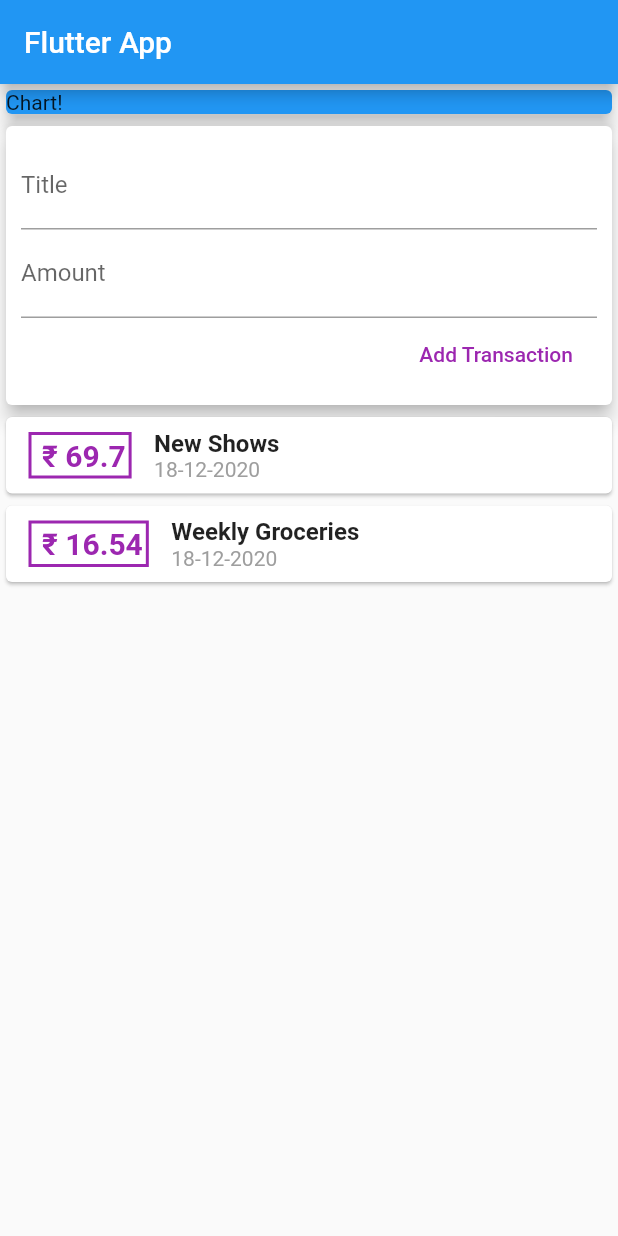
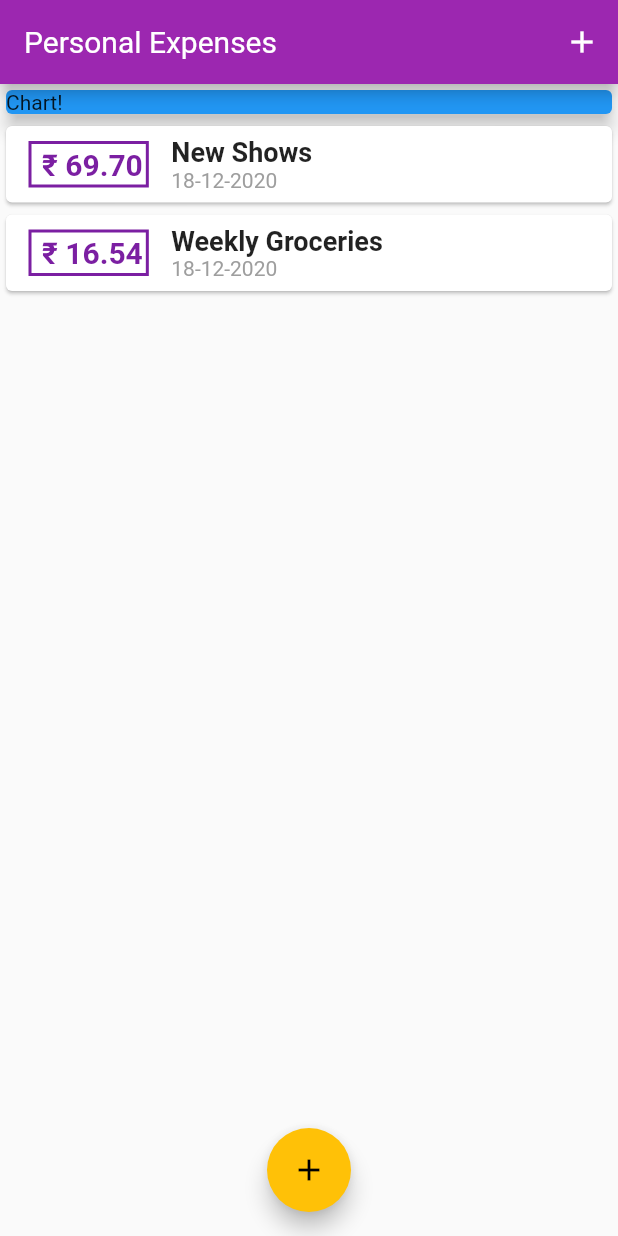
Before and after one commit to Jarvis-byte/Personal-Expenses-App, a Flutter app: the screen it shows after launch, on a phone screen of 412 x 824 dp. Run offline on Flutter 3.47's test engine with Material 2 defaults, Android fonts, the phone set to English and light mode, and no system bars; Roboto replaces fonts that are missing (OpenSans).

Commit message:
Third Initial Commit

```diff
--- a/lib/main.dart
+++ b/lib/main.dart
@@ -1,6 +1,9 @@
-import 'package:expenses/widgets/user_transation.dart';
+import 'package:expenses/widgets/new_transation.dart';
+import 'package:expenses/widgets/transaction_list.dart';
 import 'package:flutter/cupertino.dart';
 import 'package:flutter/material.dart';
+
+import 'models/transaction.dart';
 
 void main() {
   runApp(MyApp());
@@ -10,18 +13,74 @@ class MyApp extends StatelessWidget {
   @override
   Widget build(BuildContext context) {
     return MaterialApp(
-      title: 'Flutter App',
+      title: 'Personal Expenses',
+      theme: ThemeData(
+        primarySwatch: Colors.purple,
+        accentColor: Colors.amber,
+        fontFamily: 'Quicksand',
+        textTheme: ThemeData.light().textTheme.copyWith(
+            title: TextStyle(
+                fontFamily: 'OpenSans',
+                fontWeight: FontWeight.bold,
+                fontSize: 18)),
+        appBarTheme: AppBarTheme(
+            textTheme: ThemeData.light().textTheme.copyWith(
+                    title: TextStyle(
+                  fontFamily: 'OpenSans',
+                  fontSize: 20,
+                ))),
+      ),
       home: MyHomePage(),
     );
   }
 }
 
-class MyHomePage extends StatelessWidget {
+class MyHomePage extends StatefulWidget {
+  @override
+  _MyHomePageState createState() => _MyHomePageState();
+}
+
+class _MyHomePageState extends State<MyHomePage> {
+  final List<Transaction> _userTransations = [
+    Transaction('t1', 'New Shows', 69.70, DateTime.now()),
+    Transaction('t2', 'Weekly Groceries', 16.54, DateTime.now()),
+  ];
+
+  void _addNewTransation(String txTitle, double txAmount) {
+    final newTx = Transaction(
+        DateTime.now().toString(), txTitle, txAmount, DateTime.now());
+    setState(() {
+      _userTransations.add(newTx);
+    });
+  }
+
+  void _startAddNewTransation(BuildContext ctx) {
+    showModalBottomSheet(
+        context: ctx,
+        builder: (bCtx) {
+          return GestureDetector(
+            child: NewTransation(_addNewTransation),
+            behavior: HitTestBehavior.opaque,
+          );
+        });
+  }
+
   @override
   Widget build(BuildContext context) {
     return Scaffold(
       appBar: AppBar(
-        title: Text('Flutter App'),
+        title: Text(
+          'Personal Expenses',
+          style: TextStyle(fontFamily: 'OpenSans'),
+        ),
+        actions: [
+          IconButton(
+            icon: Icon(Icons.add),
+            onPressed: () {
+              _startAddNewTransation(context);
+            },
+          )
+        ],
       ),
       body: SingleChildScrollView(
         child: Column(
@@ -36,9 +95,16 @@ class MyHomePage extends StatelessWidget {
                 elevation: 5,
               ),
             ),
-            UserTransation()
+            TransactionList(_userTransations)
           ],
         ),
+      ),
+      floatingActionButtonLocation: FloatingActionButtonLocation.centerFloat,
+      floatingActionButton: FloatingActionButton(
+        child: Icon(Icons.add),
+        onPressed: () {
+          _startAddNewTransation(context);
+        },
       ),
     );
   }
--- a/lib/widgets/transaction_list.dart
+++ b/lib/widgets/transaction_list.dart
@@ -3,7 +3,6 @@ import 'package:flutter/material.dart';
 import 'package:intl/intl.dart';
 
 class TransactionList extends StatelessWidget {
-
   final List<Transaction> transaction;
 
   TransactionList(this.transaction);
@@ -13,22 +12,23 @@ class TransactionList extends StatelessWidget {
     return Container(
       height: 450,
       child: ListView.builder(
-        itemBuilder:(ctx,index)
-        {
+        itemBuilder: (ctx, index) {
           return Card(
             child: Row(
               children: [
                 Container(
                   child: Text(
-                    ' ₹ ' + transaction[index].amount.toString(),
+                    ' ₹ ' + transaction[index].amount.toStringAsFixed(2),
                     style: TextStyle(
-                        fontWeight: FontWeight.bold,
-                        fontSize: 20,
-                        color: Colors.purple),
+                      fontWeight: FontWeight.bold,
+                      fontSize: 20,
+                      color: Theme.of(context).primaryColorDark,
+                    ),
                   ),
                   margin: EdgeInsets.symmetric(vertical: 10, horizontal: 15),
                   decoration: BoxDecoration(
-                    border: Border.all(color: Colors.purple, width: 2),
+                    border: Border.all(
+                        color: Theme.of(context).primaryColorDark, width: 2),
                   ),
                   padding: EdgeInsets.all(2),
                 ),
@@ -37,10 +37,7 @@ class TransactionList extends StatelessWidget {
                   children: [
                     Text(
                       transaction[index].title,
-                      style: (TextStyle(
-                        fontWeight: FontWeight.bold,
-                        fontSize: 16,
-                      )),
+                      style:Theme.of(context).textTheme.title,
                     ),
                     Text(
                       DateFormat('dd-MM-yyyy').format(transaction[index].date),
--- a/lib/widgets/user_transation.dart
+++ b/lib/widgets/user_transation.dart
@@ -11,25 +11,14 @@ class UserTransation extends StatefulWidget {
 
 class _UserTransationState extends State<UserTransation> {
   int count;
-  final List<Transaction> _userTransations = [
-    Transaction('t1', 'New Shows', 69.70, DateTime.now()),
-    Transaction('t2', 'Weekly Groceries', 16.54, DateTime.now()),
-  ];
 
-  void _addNewTransation(String txTitle, double txAmount) {
-    final newTx = Transaction(
-        DateTime.now().toString(), txTitle, txAmount, DateTime.now());
-    setState(() {
-      _userTransations.add(newTx);
-    });
-  }
 
   @override
   Widget build(BuildContext context) {
     return Column(
       children: [
-        NewTransation(_addNewTransation),
-        TransactionList(_userTransations),
+      //  NewTransation(_addNewTransation),
+      //  TransactionList(_userTransations),
       ],
     );
   }
```
Also changed, not shown: lib/widgets/new_transation.dart (+28 -11 lines), pubspec.yaml (+20 -12 lines), asserts/fonts/OpenSans-Bold.ttf (added), asserts/fonts/OpenSans-Regular.ttf (added), asserts/fonts/Quicksand-Bold.ttf (added), asserts/fonts/Quicksand-Light.ttf (added), asserts/fonts/Quicksand-Medium.ttf (added), asserts/fonts/Quicksand-Regular.ttf (added).
